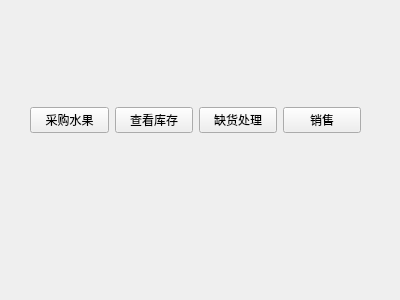
Old version of the form FruitManager/login.ui in the repository database-class-assistants/c-sFruitManager.
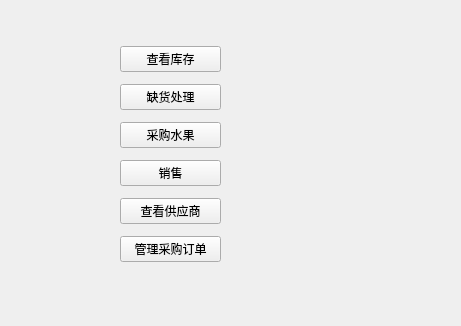
New version of the form.

Commit message: 完成采购

```diff
--- a/FruitManager/login.ui
+++ b/FruitManager/login.ui
@@ -6,8 +6,8 @@
    <rect>
     <x>0</x>
     <y>0</y>
-    <width>400</width>
-    <height>300</height>
+    <width>461</width>
+    <height>326</height>
    </rect>
   </property>
   <property name="windowTitle">
@@ -29,41 +29,55 @@
   <widget class="QWidget" name="verticalLayoutWidget">
    <property name="geometry">
     <rect>
-     <x>30</x>
-     <y>90</y>
-     <width>331</width>
-     <height>61</height>
+     <x>120</x>
+     <y>40</y>
+     <width>101</width>
+     <height>231</height>
     </rect>
    </property>
-   <layout class="QHBoxLayout" name="horizontalLayout">
-    <item>
-     <widget class="QPushButton" name="btn_purchase">
-      <property name="text">
-       <string>采购水果</string>
-      </property>
-     </widget>
-    </item>
-    <item>
+   <layout class="QGridLayout" name="gridLayout_2">
+    <item row="0" column="0">
      <widget class="QPushButton" name="btn_entrepot">
       <property name="text">
        <string>查看库存</string>
       </property>
      </widget>
     </item>
-    <item>
+    <item row="1" column="0">
      <widget class="QPushButton" name="btn_need">
       <property name="text">
        <string>缺货处理</string>
       </property>
      </widget>
     </item>
-    <item>
+    <item row="3" column="0">
      <widget class="QPushButton" name="pushButton">
       <property name="text">
        <string>销售</string>
       </property>
      </widget>
     </item>
+    <item row="4" column="0">
+     <widget class="QPushButton" name="btn_supplier">
+      <property name="text">
+       <string>查看供应商</string>
+      </property>
+     </widget>
+    </item>
+    <item row="2" column="0">
+     <widget class="QPushButton" name="btn_purchase">
+      <property name="text">
+       <string>采购水果</string>
+      </property>
+     </widget>
+    </item>
+    <item row="5" column="0">
+     <widget class="QPushButton" name="pushButton_2">
+      <property name="text">
+       <string>管理采购订单</string>
+      </property>
+     </widget>
+    </item>
    </layout>
   </widget>
  </widget>
```
Left out of the diff: 2 changed lines with no effect on the pictures. The commit also changes 16 other files.
